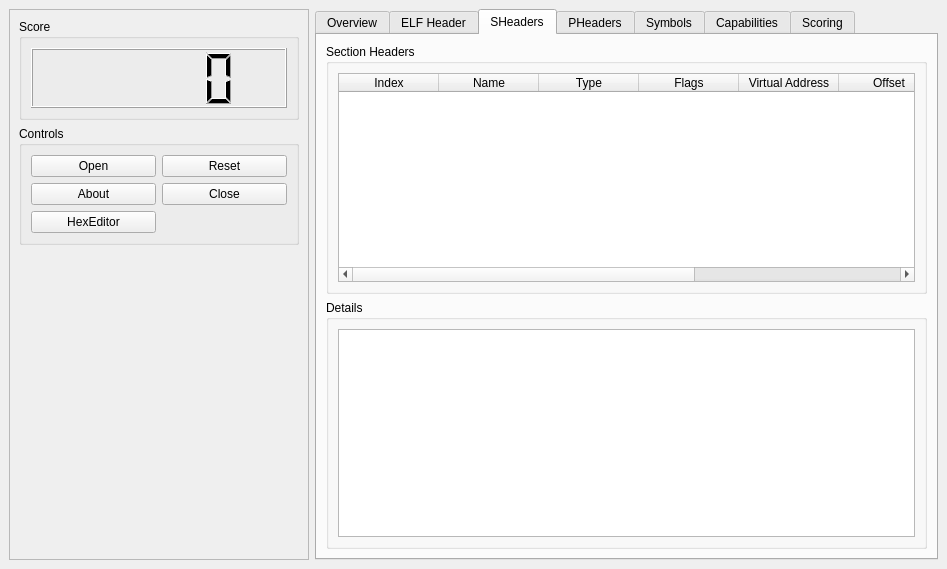
First picture: the form in src/ui/mainwindow.ui, repository mentebinaria/elfparser-ng, before the edit.
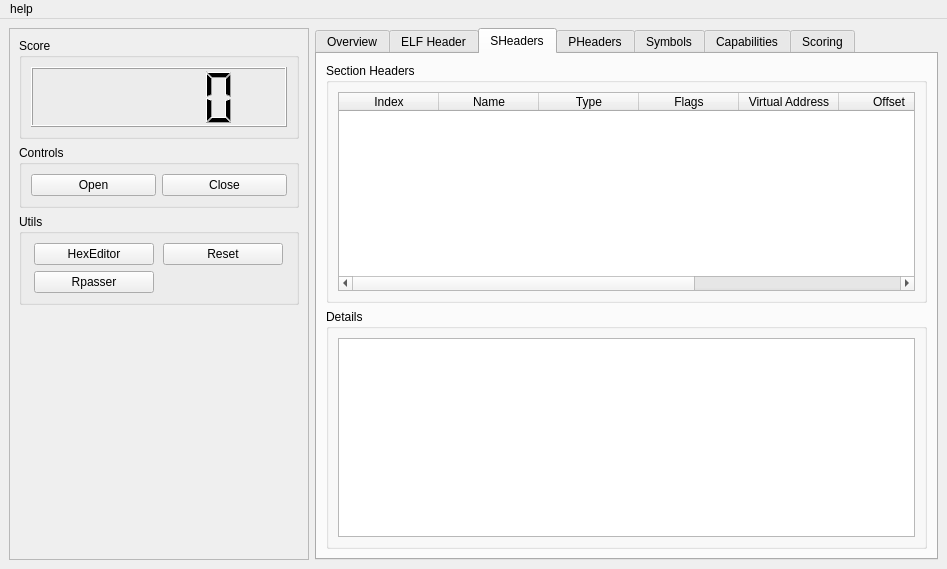
Second picture: the form after the edit. Icons and pictures are not drawn.

Commit message: [UPD] new button, for repaser elf

The edit to the form file:
```diff
--- a/src/ui/mainwindow.ui
+++ b/src/ui/mainwindow.ui
@@ -77,13 +77,6 @@
           <string>Controls</string>
          </property>
          <layout class="QGridLayout" name="gridLayout">
-          <item row="0" column="1">
-           <widget class="QPushButton" name="resetButton">
-            <property name="text">
-             <string>Reset</string>
-            </property>
-           </widget>
-          </item>
           <item row="1" column="1">
            <widget class="QPushButton" name="closeButton">
             <property name="text">
@@ -91,27 +84,61 @@
             </property>
            </widget>
           </item>
-          <item row="0" column="0">
+          <item row="1" column="0">
            <widget class="QPushButton" name="openButton">
             <property name="text">
              <string>Open</string>
             </property>
            </widget>
           </item>
-          <item row="1" column="0">
-           <widget class="QPushButton" name="aboutButton">
-            <property name="text">
-             <string>About</string>
-            </property>
-           </widget>
-          </item>
-          <item row="2" column="0">
+         </layout>
+        </widget>
+       </item>
+       <item>
+        <widget class="QGroupBox" name="groupBox">
+         <property name="title">
+          <string>Utils</string>
+         </property>
+         <layout class="QGridLayout" name="gridLayout_3">
+          <item row="0" column="1">
            <widget class="QPushButton" name="hexButton">
+            <property name="maximumSize">
+             <size>
+              <width>120</width>
+              <height>16777215</height>
+             </size>
+            </property>
+            <property name="cursor">
+             <cursorShape>PointingHandCursor</cursorShape>
+            </property>
             <property name="text">
              <string>HexEditor</string>
             </property>
            </widget>
           </item>
+          <item row="0" column="2">
+           <widget class="QPushButton" name="resetButton">
+            <property name="maximumSize">
+             <size>
+              <width>120</width>
+              <height>16777215</height>
+             </size>
+            </property>
+            <property name="cursor">
+             <cursorShape>PointingHandCursor</cursorShape>
+            </property>
+            <property name="text">
+             <string>Reset</string>
+            </property>
+           </widget>
+          </item>
+          <item row="1" column="1">
+           <widget class="QPushButton" name="rpasserButton">
+            <property name="text">
+             <string>Rpasser</string>
+            </property>
+           </widget>
+          </item>
          </layout>
         </widget>
        </item>
@@ -707,6 +734,28 @@
     </item>
    </layout>
   </widget>
+  <widget class="QMenuBar" name="menuBar">
+   <property name="geometry">
+    <rect>
+     <x>0</x>
+     <y>0</y>
+     <width>947</width>
+     <height>31</height>
+    </rect>
+   </property>
+   <widget class="QMenu" name="menuabout">
+    <property name="title">
+     <string>help</string>
+    </property>
+    <addaction name="aboutButton"/>
+   </widget>
+   <addaction name="menuabout"/>
+  </widget>
+  <action name="aboutButton">
+   <property name="text">
+    <string>about</string>
+   </property>
+  </action>
  </widget>
  <resources>
   <include location="icons.qrc"/>
```
Left out of the diff: 18 changed lines with no effect on the pictures. The commit also changes 12 other files.
